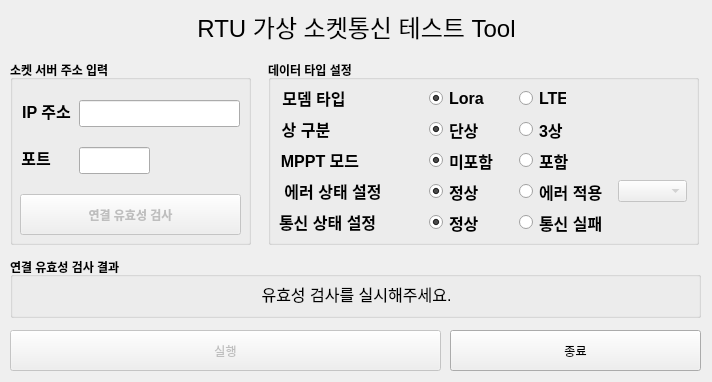
Old version of the form Prac6_SocketTestTool/design/SocketTest.ui in the repository sh95fit/Free_Project.
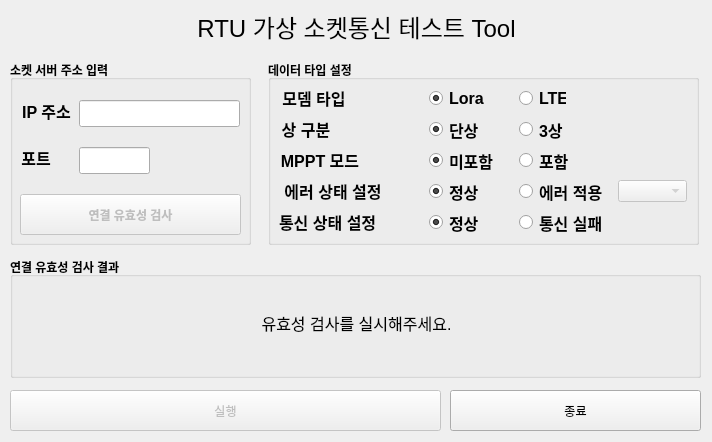
New version of the form.

```diff
--- a/Prac6_SocketTestTool/design/SocketTest.ui
+++ b/Prac6_SocketTestTool/design/SocketTest.ui
@@ -7,7 +7,7 @@
     <x>0</x>
     <y>0</y>
     <width>712</width>
-    <height>382</height>
+    <height>442</height>
    </rect>
   </property>
   <property name="windowTitle">
@@ -637,7 +637,7 @@
     <property name="geometry">
      <rect>
       <x>10</x>
-      <y>330</y>
+      <y>390</y>
       <width>431</width>
       <height>41</height>
      </rect>
@@ -650,7 +650,7 @@
     <property name="geometry">
      <rect>
       <x>450</x>
-      <y>330</y>
+      <y>390</y>
       <width>251</width>
       <height>41</height>
      </rect>
@@ -665,7 +665,7 @@
       <x>10</x>
       <y>257</y>
       <width>691</width>
-      <height>61</height>
+      <height>121</height>
      </rect>
     </property>
     <property name="font">
@@ -680,9 +680,9 @@
      <property name="geometry">
       <rect>
        <x>16</x>
-       <y>26</y>
+       <y>20</y>
        <width>661</width>
-       <height>21</height>
+       <height>91</height>
       </rect>
      </property>
      <property name="font">
```
Left out of the diff: 6 changed lines with no effect on the pictures.
